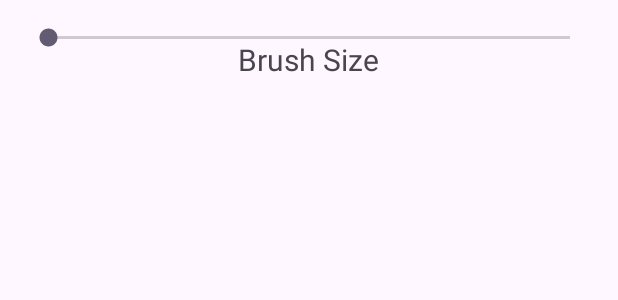
After one commit to RazmusRosen/Drawing-App, an Android app: the layout dialog_brush.xml on its own in the app's theme, with its tools: preview values and no code run, on a phone screen of 412 x 824 dp. The commit adds this screen. Shown: the top 300 px of the screen. Run offline under Robolectric (Android 15) with nearby library versions, the phone set to English and light mode, and no system bars.

Commit message:
feat: Implement brush size selection dialog
This commit introduces a dialog for selecting the brush size.

atm the picture needs to be changed.

Key changes:

- **`dialog_brush.xml`:**
    - New layout file defining the brush size selection dialog.
    - Contains a `SeekBar` for adjusting the brush size and a `TextView` to display the current size.
- **`MainActivity.kt`:**
    - Added `brushButton` (ImageButton) to trigger the dialog.
    - Implemented `showBrushSizeChooserDialog()` method:
        - Creates and configures a `Dialog` using `dialog_brush.xml`.
        - Sets up a `SeekBar.OnSeekBarChangeListener` to update the `drawingView`'s brush size and the progress `TextView` in real-time.
    - The `brushButton`'s `OnClickListener` now calls `showBrushSizeChooserDialog()`.
    - Initial brush size is set to `23.toFloat()`.
- **`activity_main.xml`:**
    - Added an `AppCompatImageButton` with the ID `brush_button` to the layout.
- **`drawable/brush.jpg`:**
    - Added a new brush icon (image file).

```diff
--- /dev/null
+++ b/app/src/main/res/layout/dialog_brush.xml
@@ -0,0 +1,26 @@
+<?xml version="1.0" encoding="utf-8"?>
+<RelativeLayout
+    xmlns:android="http://schemas.android.com/apk/res/android"
+    android:layout_width="match_parent"
+    android:layout_height="wrap_content"
+    xmlns:tools="http://schemas.android.com/tools"
+    android:orientation="vertical"
+    android:padding="16dp"
+    android:gravity="center">
+
+    <androidx.appcompat.widget.AppCompatSeekBar
+        android:id="@+id/seekBar"
+        android:max="100"
+        android:layout_width="match_parent"
+        android:layout_height="wrap_content"/>
+
+    <TextView
+        android:id="@+id/dialog_text_view_progress"
+        android:layout_width="wrap_content"
+        android:layout_height="wrap_content"
+        tools:text="Brush Size"
+        android:layout_marginTop="10dp"
+        android:layout_centerHorizontal="true"
+        android:textSize="20sp" />
+
+</RelativeLayout>
```
Also changed, not shown: app/src/main/java/com/example/drawingapp/MainActivity.kt (+35 -0 lines), app/src/main/res/layout/activity_main.xml (+9 -1 lines), app/src/main/res/drawable/brush.jpg (added).
